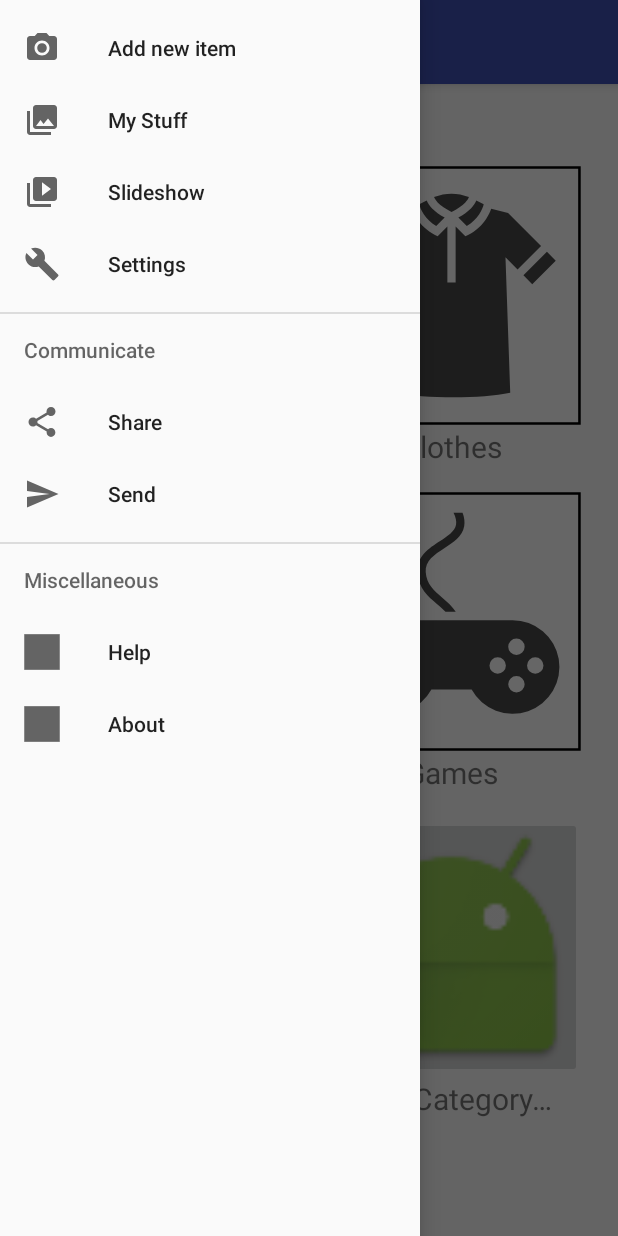
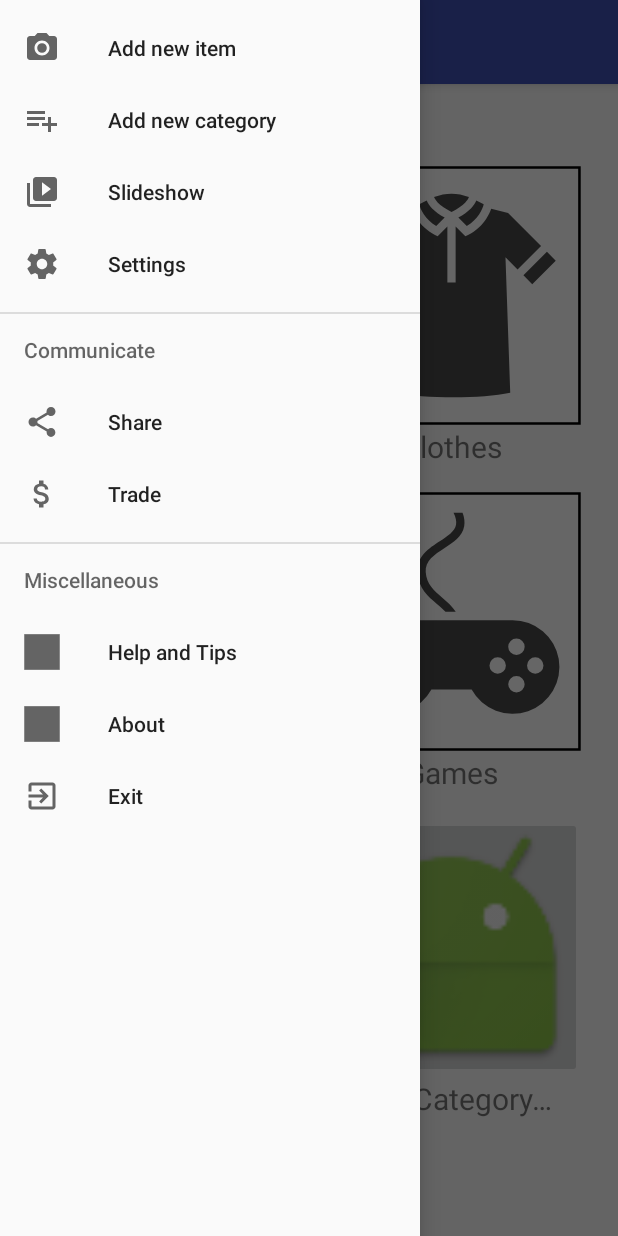
Before and after one commit to eyeRS/eyeRS, an Android app: the MainActivity screen opened directly, with no data from a screen before it, with the side drawer open, on a phone screen of 412 x 824 dp. Run offline under Robolectric (Android 15) with nearby library versions, the phone set to English and light mode, and no system bars; 2 statements that could not run were skipped.

Commit message:
Layout & drawer commits
# Conflicts:
#	eyeRS/app/src/main/java/com/github/eyers/MainActivity.java
#	eyeRS/app/src/main/res/layout/activity_main.xml
#	eyeRS/app/src/main/res/values/strings.xml

```diff
--- /dev/null
+++ b/eyeRS/app/src/main/res/drawable-v21/ic_menu_category.xml
@@ -0,0 +1,9 @@
+<vector xmlns:android="http://schemas.android.com/apk/res/android"
+        android:width="24dp"
+        android:height="24dp"
+        android:viewportWidth="24.0"
+        android:viewportHeight="24.0">
+    <path
+        android:fillColor="#FF000000"
+        android:pathData="M14,10L2,10v2h12v-2zM14,6L2,6v2h12L14,6zM18,14v-4h-2v4h-4v2h4v4h2v-4h4v-2h-4zM2,16h8v-2L2,14v2z"/>
+</vector>
--- /dev/null
+++ b/eyeRS/app/src/main/res/drawable-v21/ic_menu_exit.xml
@@ -0,0 +1,9 @@
+<vector xmlns:android="http://schemas.android.com/apk/res/android"
+        android:width="24dp"
+        android:height="24dp"
+        android:viewportWidth="24.0"
+        android:viewportHeight="24.0">
+    <path
+        android:fillColor="#FF000000"
+        android:pathData="M10.09,15.59L11.5,17l5,-5 -5,-5 -1.41,1.41L12.67,11H3v2h9.67l-2.58,2.59zM19,3H5c-1.11,0 -2,0.9 -2,2v4h2V5h14v14H5v-4H3v4c0,1.1 0.89,2 2,2h14c1.1,0 2,-0.9 2,-2V5c0,-1.1 -0.9,-2 -2,-2z"/>
+</vector>
--- /dev/null
+++ b/eyeRS/app/src/main/res/drawable-v21/ic_menu_settings.xml
@@ -0,0 +1,9 @@
+<vector xmlns:android="http://schemas.android.com/apk/res/android"
+        android:width="24dp"
+        android:height="24dp"
+        android:viewportWidth="24.0"
+        android:viewportHeight="24.0">
+    <path
+        android:fillColor="#FF000000"
+        android:pathData="M19.43,12.98c0.04,-0.32 0.07,-0.64 0.07,-0.98s-0.03,-0.66 -0.07,-0.98l2.11,-1.65c0.19,-0.15 0.24,-0.42 0.12,-0.64l-2,-3.46c-0.12,-0.22 -0.39,-0.3 -0.61,-0.22l-2.49,1c-0.52,-0.4 -1.08,-0.73 -1.69,-0.98l-0.38,-2.65C14.46,2.18 14.25,2 14,2h-4c-0.25,0 -0.46,0.18 -0.49,0.42l-0.38,2.65c-0.61,0.25 -1.17,0.59 -1.69,0.98l-2.49,-1c-0.23,-0.09 -0.49,0 -0.61,0.22l-2,3.46c-0.13,0.22 -0.07,0.49 0.12,0.64l2.11,1.65c-0.04,0.32 -0.07,0.65 -0.07,0.98s0.03,0.66 0.07,0.98l-2.11,1.65c-0.19,0.15 -0.24,0.42 -0.12,0.64l2,3.46c0.12,0.22 0.39,0.3 0.61,0.22l2.49,-1c0.52,0.4 1.08,0.73 1.69,0.98l0.38,2.65c0.03,0.24 0.24,0.42 0.49,0.42h4c0.25,0 0.46,-0.18 0.49,-0.42l0.38,-2.65c0.61,-0.25 1.17,-0.59 1.69,-0.98l2.49,1c0.23,0.09 0.49,0 0.61,-0.22l2,-3.46c0.12,-0.22 0.07,-0.49 -0.12,-0.64l-2.11,-1.65zM12,15.5c-1.93,0 -3.5,-1.57 -3.5,-3.5s1.57,-3.5 3.5,-3.5 3.5,1.57 3.5,3.5 -1.57,3.5 -3.5,3.5z"/>
+</vector>
--- /dev/null
+++ b/eyeRS/app/src/main/res/drawable-v21/ic_menu_trade.xml
@@ -0,0 +1,9 @@
+<vector xmlns:android="http://schemas.android.com/apk/res/android"
+        android:width="24dp"
+        android:height="24dp"
+        android:viewportWidth="24.0"
+        android:viewportHeight="24.0">
+    <path
+        android:fillColor="#FF000000"
+        android:pathData="M11.8,10.9c-2.27,-0.59 -3,-1.2 -3,-2.15 0,-1.09 1.01,-1.85 2.7,-1.85 1.78,0 2.44,0.85 2.5,2.1h2.21c-0.07,-1.72 -1.12,-3.3 -3.21,-3.81V3h-3v2.16c-1.94,0.42 -3.5,1.68 -3.5,3.61 0,2.31 1.91,3.46 4.7,4.13 2.5,0.6 3,1.48 3,2.41 0,0.69 -0.49,1.79 -2.7,1.79 -2.06,0 -2.87,-0.92 -2.98,-2.1h-2.2c0.12,2.19 1.76,3.42 3.68,3.83V21h3v-2.15c1.95,-0.37 3.5,-1.5 3.5,-3.55 0,-2.84 -2.43,-3.81 -4.7,-4.4z"/>
+</vector>
--- a/eyeRS/app/src/main/res/layout/activity_new_item.xml
+++ b/eyeRS/app/src/main/res/layout/activity_new_item.xml
@@ -14,7 +14,7 @@
         android:layout_marginLeft="8dp"
         android:layout_marginRight="8dp"
         android:layout_marginTop="8dp"
-        android:text="@string/nav_new"
+        android:text="@string/nav_new_item"
         app:layout_constraintBottom_toBottomOf="parent"
         app:layout_constraintLeft_toLeftOf="parent"
         app:layout_constraintRight_toRightOf="parent"
--- a/eyeRS/app/src/main/res/layout/content_forgot_pin.xml
+++ b/eyeRS/app/src/main/res/layout/content_forgot_pin.xml
@@ -64,7 +64,7 @@
         android:layout_marginRight="8dp"
         android:layout_marginStart="8dp"
         android:layout_marginTop="8dp"
-        app:layout_constraintBottom_toTopOf="@+id/btnLogin"
+        app:layout_constraintBottom_toTopOf="@+id/btnSubmit"
         app:layout_constraintHorizontal_bias="0.0"
         app:layout_constraintLeft_toLeftOf="parent"
         app:layout_constraintRight_toRightOf="parent"
--- a/eyeRS/app/src/main/res/layout/content_register.xml
+++ b/eyeRS/app/src/main/res/layout/content_register.xml
@@ -125,6 +125,7 @@
             android:id="@+id/edtTxtCreatePIN"
             android:layout_width="match_parent"
             android:layout_height="wrap_content"
+            android:inputType="numberPassword"
             android:hint="@string/enterPinHint"/>
 
     </android.support.design.widget.TextInputLayout>
@@ -146,7 +147,8 @@
             android:id="@+id/edtTxtVerifyPIN"
             android:layout_width="match_parent"
             android:layout_height="wrap_content"
-            android:hint="@string/confirmPinHint"/>
+            android:hint="@string/confirmPinHint"
+            android:inputType="numberPassword" />
 
     </android.support.design.widget.TextInputLayout>
 
--- a/eyeRS/app/src/main/res/layout/content_set_pin.xml
+++ b/eyeRS/app/src/main/res/layout/content_set_pin.xml
@@ -76,7 +76,7 @@
             android:layout_width="match_parent"
             android:layout_height="wrap_content"
             android:hint="@string/enterPinHint"
-            android:inputType="number" />
+            android:inputType="numberPassword" />
     </android.support.design.widget.TextInputLayout>
 
     <android.support.design.widget.TextInputLayout
@@ -97,7 +97,7 @@
             android:layout_width="match_parent"
             android:layout_height="wrap_content"
             android:hint="@string/confirmPinHint"
-            android:inputType="number" />
+            android:inputType="numberPassword" />
     </android.support.design.widget.TextInputLayout>
 
     <Spinner
--- a/eyeRS/app/src/main/res/menu/activity_main_drawer.xml
+++ b/eyeRS/app/src/main/res/menu/activity_main_drawer.xml
@@ -3,20 +3,20 @@
 
     <group android:checkableBehavior="single">
         <item
-            android:id="@+id/nav_new"
+            android:id="@+id/nav_new_item"
             android:icon="@drawable/ic_menu_camera"
-            android:title="@string/nav_new" />
+            android:title="@string/nav_new_item" />
         <item
-            android:id="@+id/nav_gallery"
-            android:icon="@drawable/ic_menu_gallery"
-            android:title="@string/nav_gallery" />
+            android:id="@+id/nav_new_category"
+            android:icon="@drawable/ic_menu_category"
+            android:title="@string/nav_new_category" />
         <item
             android:id="@+id/nav_slideshow"
             android:icon="@drawable/ic_menu_slideshow"
             android:title="@string/nav_slideshow" />
         <item
             android:id="@+id/nav_settings"
-            android:icon="@drawable/ic_menu_manage"
+            android:icon="@drawable/ic_menu_settings"
             android:title="@string/nav_settings" />
     </group>
 
@@ -30,9 +30,9 @@
                 android:title="@string/nav_share" />
 
             <item
-                android:id="@+id/nav_send"
-                android:icon="@drawable/ic_menu_send"
-                android:title="@string/nav_send" />
+                android:id="@+id/nav_trade"
+                android:icon="@drawable/ic_menu_trade"
+                android:title="@string/nav_trade" />
         </menu>
     </item>
 
@@ -46,6 +46,10 @@
                 android:id="@+id/nav_about"
                 android:icon="@drawable/ic_info"
                 android:title="@string/nav_about" />
+            <item
+                android:id="@+id/nav_exit"
+                android:icon="@drawable/ic_menu_exit"
+                android:title="@string/nav_exit" />
         </menu>
     </item>
 </menu>
--- a/eyeRS/app/src/main/res/values/strings.xml
+++ b/eyeRS/app/src/main/res/values/strings.xml
@@ -125,16 +125,17 @@
     <string name="nav_header_addr">android.studio@android.com</string>
     <string name="contentDescr">User details</string>
 
-    <string name="nav_new">Add new item</string>
-    <string name="nav_gallery">My Stuff</string>
+    <string name="nav_new_item">Add new item</string>
+    <string name="nav_new_category">Add new category</string>
     <string name="nav_slideshow">Slideshow</string>
     <string name="nav_settings">Settings</string>
     <string name="item_comm">Communicate</string>
     <string name="nav_share">Share</string>
-    <string name="nav_send">Send</string>
+    <string name="nav_trade">Trade</string>
     <string name="item_misc">Miscellaneous</string>
-    <string name="nav_help">Help</string>
+    <string name="nav_help">Help and Tips</string>
     <string name="nav_about">About</string>
+    <string name="nav_exit">Exit</string>
 
     <!-- Strings related to Main Activity -->
 
```
Also changed, not shown: eyeRS/app/src/main/res/layout/activity_login.xml (+17 -9 lines).
